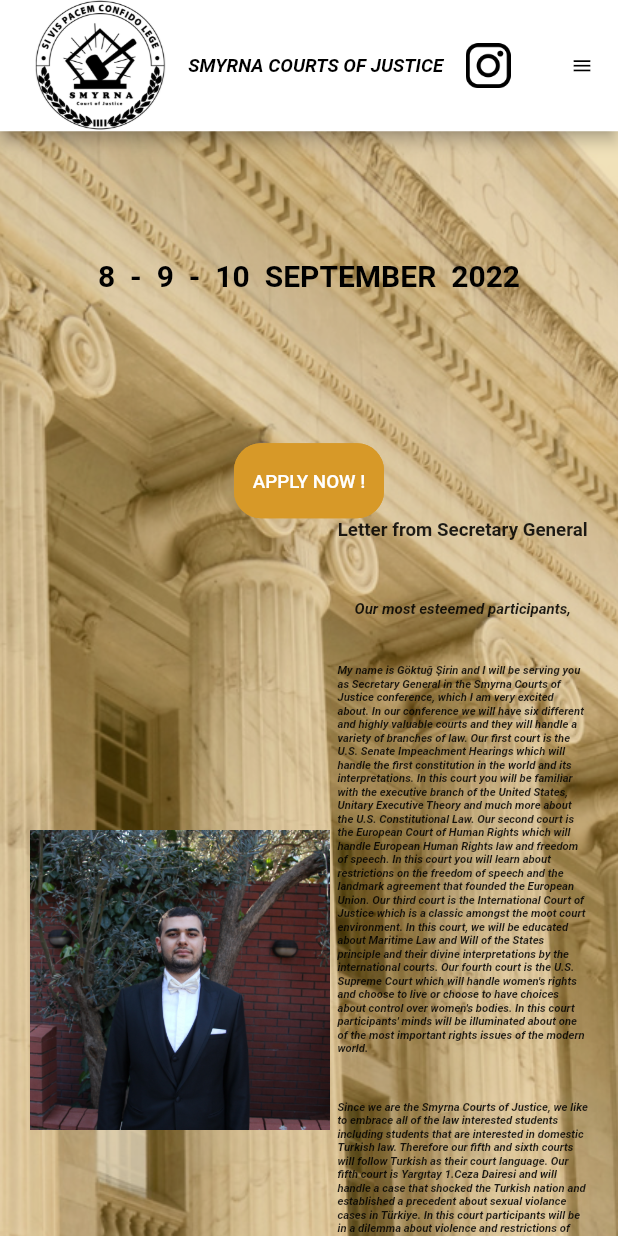
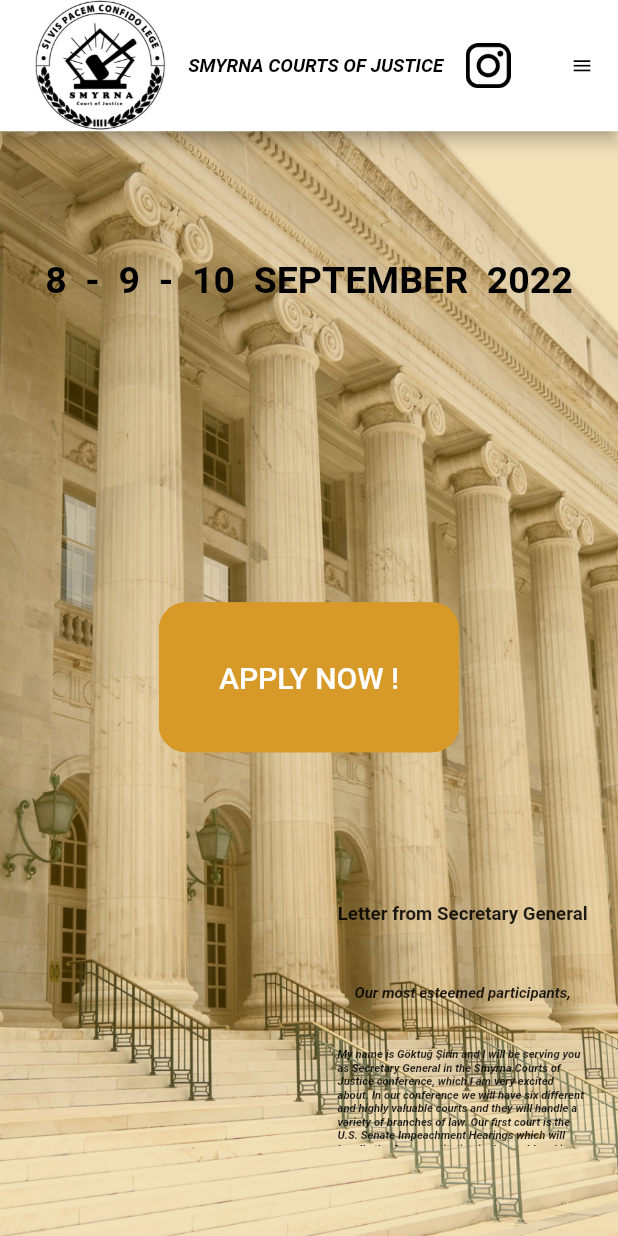
Before and after one commit to battletech45/smyrna_courts_of_justice, a Flutter app: the screen it shows after launch, on a phone screen of 412 x 824 dp. Run offline on Flutter 3.47's test engine with Material 2 defaults, Android fonts, the phone set to English and light mode, and no system bars; our stand-ins replace url_launcher_web.

Commit message:
decoration scroll prevented

```diff
--- a/lib/pages/home.dart
+++ b/lib/pages/home.dart
@@ -121,8 +121,7 @@ class _HomeState extends State<Home> {
         }
         else {
           return Scaffold(
-            body: SingleChildScrollView(
-              child: Container(
+            body: Container(
               padding: const EdgeInsets.only(top: 25.0, bottom: 60.0, right: 20.0, left: 20.0),
               decoration: const BoxDecoration(
                   image: DecorationImage(
@@ -130,17 +129,18 @@ class _HomeState extends State<Home> {
                     fit: BoxFit.cover,
                   )
               ),
+              child: SingleChildScrollView(
                 child: Row(
                   children: <Widget>[
                     Expanded(
                       child: Column(
                         children: <Widget>[
                           const SizedBox(height: 60.0),
-                          const Text('8  -  9  -  10  SEPTEMBER  2022', style: TextStyle(color: Colors.black, fontSize: 20.0, fontWeight: FontWeight.bold)),
-                          const SizedBox(height: 100.0),
+                          const Text('8  -  9  -  10  SEPTEMBER  2022', style: TextStyle(color: Colors.black, fontSize: 25.0, fontWeight: FontWeight.bold)),
+                          const SizedBox(height: 200.0),
                           SizedBox(
-                            height: 50.0,
-                            width: 100.0,
+                            height: 100.0,
+                            width: 200.0,
                             child: TextButton(
                               style: ButtonStyle(shape: MaterialStateProperty.all<RoundedRectangleBorder>(
                                   RoundedRectangleBorder(
@@ -154,9 +154,10 @@ class _HomeState extends State<Home> {
                               onPressed: () {
                                 Navigator.push(context, MaterialPageRoute(builder: (context) => HomePage(homeIndex: 1)));
                               },
-                              child: const Text('APPLY NOW !', style: TextStyle(fontSize: 12.5)),
+                              child: const Text('APPLY NOW !', style: TextStyle(fontSize: 20.0)),
                             ),
                           ),
+                          const SizedBox(height: 100.0),
                           Column(
                             mainAxisAlignment: MainAxisAlignment.start,
                             children: <Widget>[
```
Lines whose indentation alone changed are shown as unchanged.
